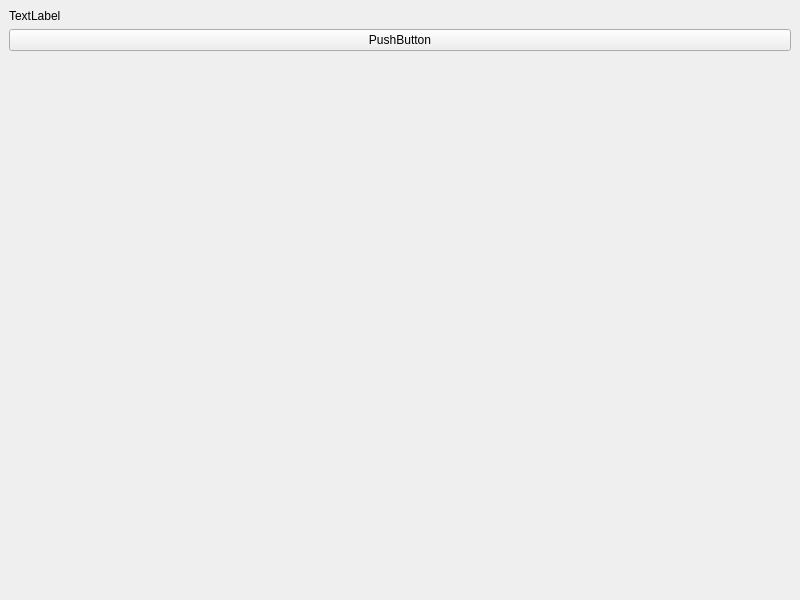
Above: Test_QMainWindow/mainwindow/mainwindow.ui from RinatB2017/Python before the change. Below: the same form after it.
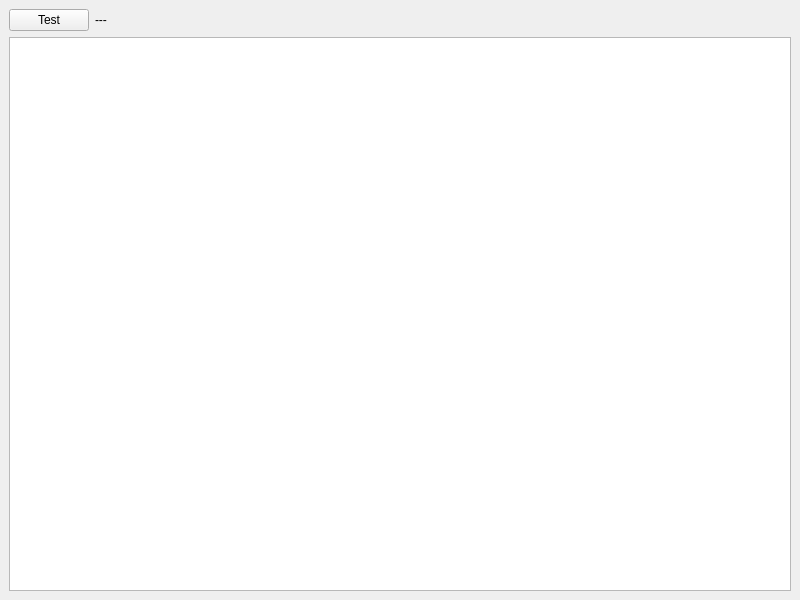
That is the form after the change.

The edit to the form file:
```diff
--- a/Test_QMainWindow/mainwindow/mainwindow.ui
+++ b/Test_QMainWindow/mainwindow/mainwindow.ui
@@ -16,31 +16,31 @@
   <widget class="QWidget" name="centralwidget">
    <layout class="QVBoxLayout" name="verticalLayout">
     <item>
-     <widget class="QLabel" name="label">
+     <layout class="QHBoxLayout" name="horizontalLayout">
+      <item>
+       <widget class="QPushButton" name="btn_test">
       <property name="text">
-       <string>TextLabel</string>
+         <string>Test</string>
       </property>
      </widget>
     </item>
     <item>
-     <widget class="QPushButton" name="pushButton">
+       <widget class="QLabel" name="lbl_test">
+        <property name="sizePolicy">
+         <sizepolicy hsizetype="Expanding" vsizetype="Preferred">
+          <horstretch>0</horstretch>
+          <verstretch>0</verstretch>
+         </sizepolicy>
+        </property>
       <property name="text">
-       <string>PushButton</string>
+         <string>---</string>
       </property>
      </widget>
     </item>
+     </layout>
+    </item>
     <item>
-     <spacer name="verticalSpacer">
-      <property name="orientation">
-       <enum>Qt::Vertical</enum>
-      </property>
-      <property name="sizeHint" stdset="0">
-       <size>
-        <width>20</width>
-        <height>527</height>
-       </size>
-      </property>
-     </spacer>
+     <widget class="QTextEdit" name="te_log"/>
     </item>
    </layout>
   </widget>
```
Left out of the diff: 19 changed lines with no effect on the pictures. Lines whose indentation alone changed are shown as unchanged.
